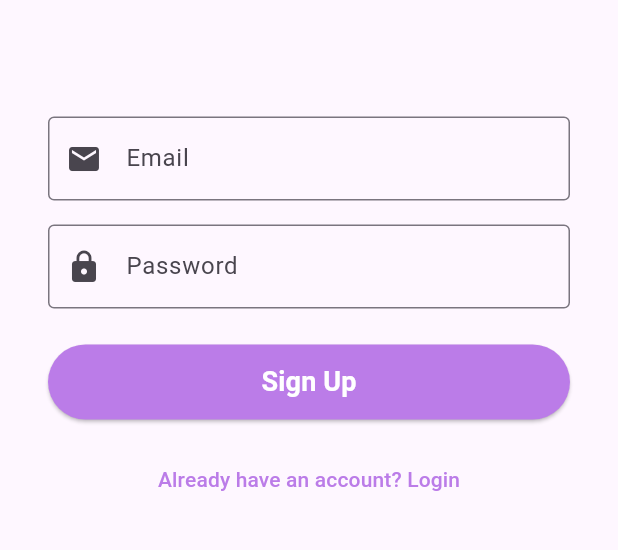
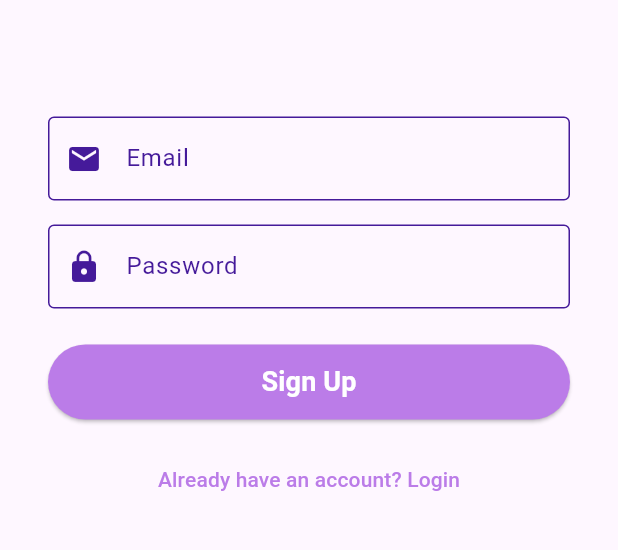
Before and after one commit to JM8932/JM-Mobile-, a Flutter app: the screen it shows after launch, after a tap on an icon or button, on a phone screen of 412 x 824 dp, the part 344-894 px from its top. Run offline on Flutter 3.47's test engine with Material 3 defaults, Android fonts, the phone set to English and light mode, and no system bars.

Commit message:
Add hint text to email fields in login and register views

```diff
--- a/lib/views/login/login_view.dart
+++ b/lib/views/login/login_view.dart
@@ -9,68 +9,81 @@ class LoginView extends StatelessWidget {
   Widget build(BuildContext context) {
     final screenHeight = MediaQuery.of(context).size.height;
 
-    // Pobieramy kolor fioletowy przypominający kropkę z Twojego logo
-    const Color dotColor = Color(0xFFBB7CE8);
+    // Kolory z Twojego logo
+    const Color dotColor = Color(0xFFBB7CE8); // Jasny fioletowy (kropki/tekst guzika)
+    const Color phoneColor = Color(0xFF451A9A); // Ciemny fioletowy (środek telefonu/obramówki)
 
     return Scaffold(
       appBar: AppBar(title: const Text('Login')),
-      // Używamy widżetu Stack, aby niezależnie pozycjonować elementy
       body: Stack(
         children: [
-          // Logo przypięte sztywno u góry
+          // Logo przypięte sztywno u góry z animacją Hero
           Positioned(
             top: screenHeight * 0.05,
             left: 0,
             right: 0,
-            child: Image.asset(
-              'assets/logo.png',
-              height: screenHeight * 0.16,
-              fit: BoxFit.contain,
+            child: Hero(
+              tag: 'app_logo',
+              child: Image.asset(
+                'assets/logo.png',
+                height: screenHeight * 0.16,
+                fit: BoxFit.contain,
+              ),
             ),
           ),
 
           // Formularz na środku ekranu
           Center(
-            // Padding daje marginesy po bokach, by pola tekstowe nie dotykały krawędzi
             child: Padding(
               padding: const EdgeInsets.symmetric(horizontal: 32.0),
-              // Column z mainAxisSize.min sprawia, że kolumna zajmuje tylko tyle miejsca, ile potrzebują jej dzieci (i dzięki Center wyśrodkuje się na ekranie)
               child: Column(
                 mainAxisSize: MainAxisSize.min,
                 children: [
                   // Pole do wpisania Emaila
-                  const TextField(
+                  TextField(
                     decoration: InputDecoration(
                       labelText: 'Email',
-                      border: OutlineInputBorder(), // Ładna ramka dookoła pola
-                      prefixIcon: Icon(Icons.email),
+                      hintText: 'email@test.com', // Wyszarzony przykład dla użytkownika
+                      labelStyle: const TextStyle(color: phoneColor),
+                      enabledBorder: const OutlineInputBorder(
+                        borderSide: BorderSide(color: phoneColor),
+                      ),
+                      focusedBorder: const OutlineInputBorder(
+                        borderSide: BorderSide(color: phoneColor, width: 2.0),
+                      ),
+                      prefixIcon: const Icon(Icons.email, color: phoneColor),
                     ),
                     keyboardType: TextInputType.emailAddress,
                   ),
-                  const SizedBox(height: 16), // Odstęp między polami
+                  const SizedBox(height: 16),
 
                   // Pole do wpisania Hasła
-                  const TextField(
-                    obscureText: true, // Ukrywa wpisywany tekst (kropki zamiast liter)
+                  TextField(
+                    obscureText: true,
                     decoration: InputDecoration(
                       labelText: 'Password',
-                      border: OutlineInputBorder(),
-                      prefixIcon: Icon(Icons.lock),
+                      labelStyle: const TextStyle(color: phoneColor),
+                      enabledBorder: const OutlineInputBorder(
+                        borderSide: BorderSide(color: phoneColor),
+                      ),
+                      focusedBorder: const OutlineInputBorder(
+                        borderSide: BorderSide(color: phoneColor, width: 2.0),
+                      ),
+                      prefixIcon: const Icon(Icons.lock, color: phoneColor),
                     ),
                   ),
-                  const SizedBox(height: 24), // Większy odstęp przed przyciskiem
+                  const SizedBox(height: 24),
 
                   // Główny przycisk Logowania
                   SizedBox(
-                    width: double.infinity, // Przycisk rozciągnięty na całą szerokość formularza
+                    width: double.infinity,
                     height: 50,
                     child: ElevatedButton(
                       style: ElevatedButton.styleFrom(
-                        backgroundColor: dotColor, // Kolor tła przycisku
-                        foregroundColor: Colors.white, // Kolor czcionki na przycisku
+                        backgroundColor: dotColor,
+                        foregroundColor: Colors.white,
                       ),
                       onPressed: () {
-                        // Tutaj w przyszłości dodamy logikę logowania
                         print("Próba logowania...");
                       },
                       child: const Text('Login', style: TextStyle(fontSize: 18, fontWeight: FontWeight.bold)),
@@ -79,12 +92,21 @@ class LoginView extends StatelessWidget {
 
                   const SizedBox(height: 16),
 
-                  // Mniejszy przycisk tekstowy do przejścia na rejestrację
+                  // Przycisk tekstowy do przejścia na rejestrację
                   TextButton(
                     onPressed: () {
                       Navigator.push(
                         context,
-                        MaterialPageRoute(builder: (context) => const RegisterView()),
+                        PageRouteBuilder(
+                          pageBuilder: (context, animation, secondaryAnimation) => const RegisterView(),
+                          transitionsBuilder: (context, animation, secondaryAnimation, child) {
+                            return FadeTransition(
+                              opacity: animation,
+                              child: child,
+                            );
+                          },
+                          transitionDuration: const Duration(milliseconds: 400),
+                        ),
                       );
                     },
                     style: TextButton.styleFrom(foregroundColor: dotColor),
--- a/lib/views/register/register_view.dart
+++ b/lib/views/register/register_view.dart
@@ -8,22 +8,26 @@ class RegisterView extends StatelessWidget {
   Widget build(BuildContext context) {
     final screenHeight = MediaQuery.of(context).size.height;
 
-    // Pobieramy kolor fioletowy przypominający kropkę z Twojego logo
-    const Color dotColor = Color(0xFFBB7CE8);
+    // Kolory z Twojego logo
+    const Color dotColor = Color(0xFFBB7CE8); // Jasny fioletowy (kropki/tekst guzika)
+    const Color phoneColor = Color(0xFF451A9A); // Ciemny fioletowy (środek telefonu/obramówki)
 
     return Scaffold(
       appBar: AppBar(title: const Text('Sign Up')),
       body: Stack(
         children: [
-          // Logo przypięte sztywno u góry
+          // Logo przypięte sztywno u góry z animacją Hero
           Positioned(
             top: screenHeight * 0.05,
             left: 0,
             right: 0,
-            child: Image.asset(
-              'assets/logo.png',
-              height: screenHeight * 0.16,
-              fit: BoxFit.contain,
+            child: Hero(
+              tag: 'app_logo',
+              child: Image.asset(
+                'assets/logo.png',
+                height: screenHeight * 0.16,
+                fit: BoxFit.contain,
+              ),
             ),
           ),
 
@@ -32,26 +36,39 @@ class RegisterView extends StatelessWidget {
             child: Padding(
               padding: const EdgeInsets.symmetric(horizontal: 32.0),
               child: Column(
-                mainAxisSize: MainAxisSize.min, // Kurczy kolumnę do wielkości dzieci, by Center mogło ją wyśrodkować
+                mainAxisSize: MainAxisSize.min,
                 children: [
-                  // Pole do wpisania Emaila
-                  const TextField(
+                  // Pole do wpisania Emaila - z wyszarzonym podpowiadaczem
+                  TextField(
                     decoration: InputDecoration(
                       labelText: 'Email',
-                      border: OutlineInputBorder(),
-                      prefixIcon: Icon(Icons.email),
+                      hintText: 'email@test.com', // Wyszarzony przykład dla użytkownika
+                      labelStyle: const TextStyle(color: phoneColor),
+                      enabledBorder: const OutlineInputBorder(
+                        borderSide: BorderSide(color: phoneColor),
+                      ),
+                      focusedBorder: const OutlineInputBorder(
+                        borderSide: BorderSide(color: phoneColor, width: 2.0),
+                      ),
+                      prefixIcon: const Icon(Icons.email, color: phoneColor),
                     ),
                     keyboardType: TextInputType.emailAddress,
                   ),
                   const SizedBox(height: 16),
 
                   // Pole do wpisania Hasła
-                  const TextField(
+                  TextField(
                     obscureText: true,
                     decoration: InputDecoration(
                       labelText: 'Password',
-                      border: OutlineInputBorder(),
-                      prefixIcon: Icon(Icons.lock),
+                      labelStyle: const TextStyle(color: phoneColor),
+                      enabledBorder: const OutlineInputBorder(
+                        borderSide: BorderSide(color: phoneColor),
+                      ),
+                      focusedBorder: const OutlineInputBorder(
+                        borderSide: BorderSide(color: phoneColor, width: 2.0),
+                      ),
+                      prefixIcon: const Icon(Icons.lock, color: phoneColor),
                     ),
                   ),
                   const SizedBox(height: 24),
@@ -66,7 +83,6 @@ class RegisterView extends StatelessWidget {
                         foregroundColor: Colors.white,
                       ),
                       onPressed: () {
-                        // Tutaj w przyszłości dodamy logikę rejestracji
                         print("Próba rejestracji...");
                       },
                       child: const Text('Sign Up', style: TextStyle(fontSize: 18, fontWeight: FontWeight.bold)),
@@ -78,7 +94,7 @@ class RegisterView extends StatelessWidget {
                   // Przycisk tekstowy do powrotu do logowania
                   TextButton(
                     onPressed: () {
-                      Navigator.pop(context); // Wraca na poprzedni ekran
+                      Navigator.pop(context);
                     },
                     style: TextButton.styleFrom(foregroundColor: dotColor),
                     child: const Text('Already have an account? Login'),
```
